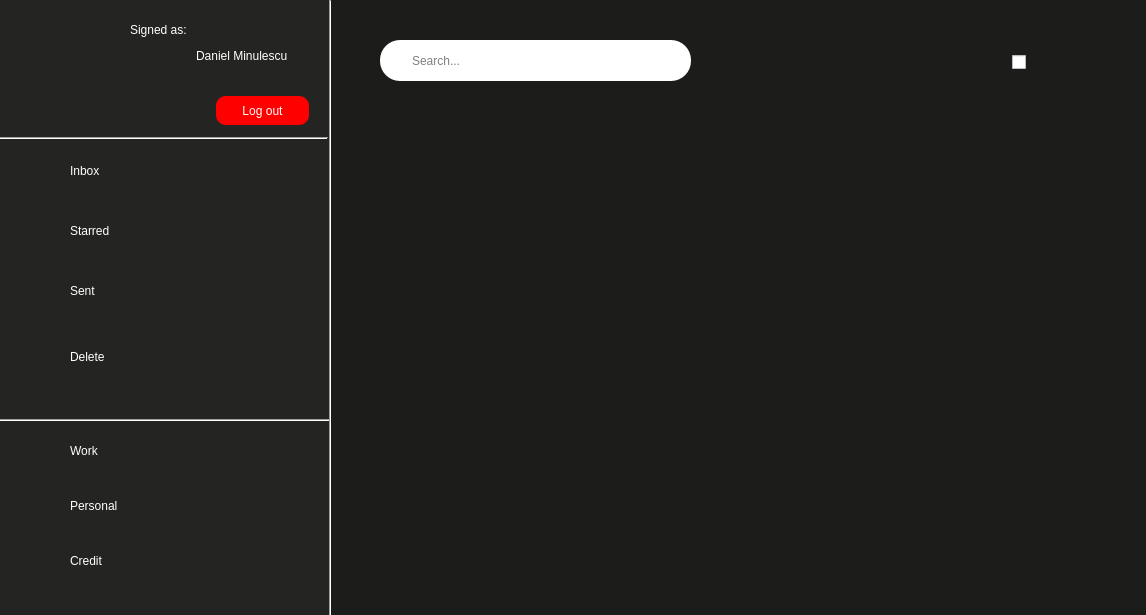
Above: 3_Solution/Qt/interface.ui from Sergiuas/ATMail before the change. Below: the same form after it.
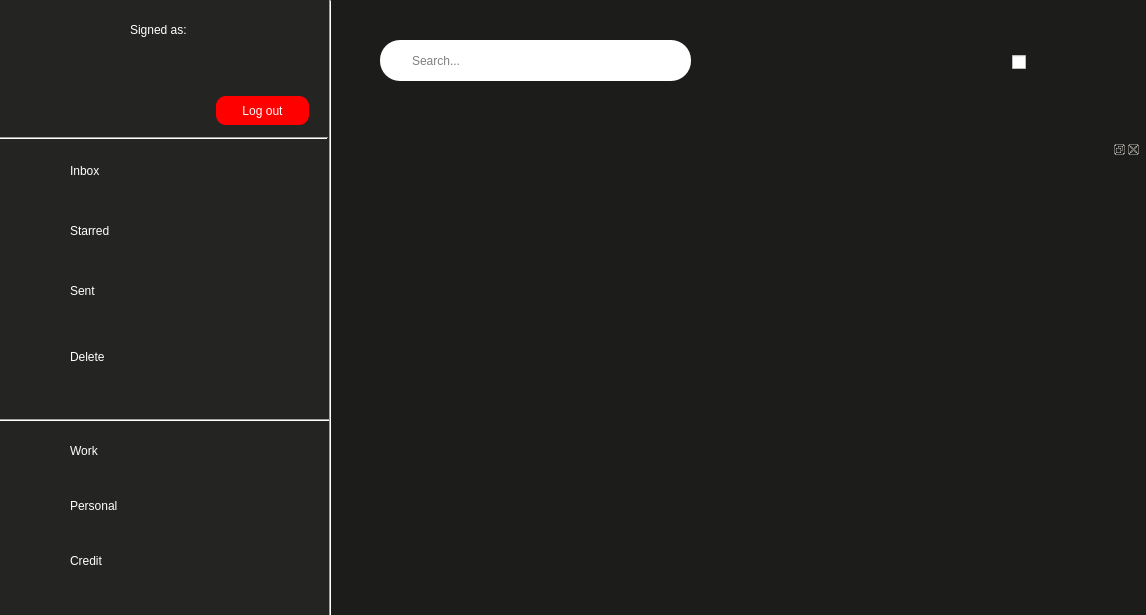
That is the form after the change. Icons and pictures are not drawn.

```diff
--- a/3_Solution/Qt/interface.ui
+++ b/3_Solution/Qt/interface.ui
@@ -587,7 +587,7 @@
 }</string>
    </property>
    <property name="text">
-    <string>Daniel Minulescu</string>
+    <string/>
    </property>
   </widget>
   <widget class="QPushButton" name="pushButton_8">
@@ -665,6 +665,23 @@
     <string>Signed as:</string>
    </property>
   </widget>
+  <widget class="QDockWidget" name="dockWidget">
+   <property name="geometry">
+    <rect>
+     <x>660</x>
+     <y>140</y>
+     <width>481</width>
+     <height>481</height>
+    </rect>
+   </property>
+   <property name="styleSheet">
+    <string notr="true">#dockWidget
+{
+	background-color:white;
+}</string>
+   </property>
+   <widget class="QWidget" name="dockWidgetContents"/>
+  </widget>
  </widget>
  <resources/>
  <connections/>
```
